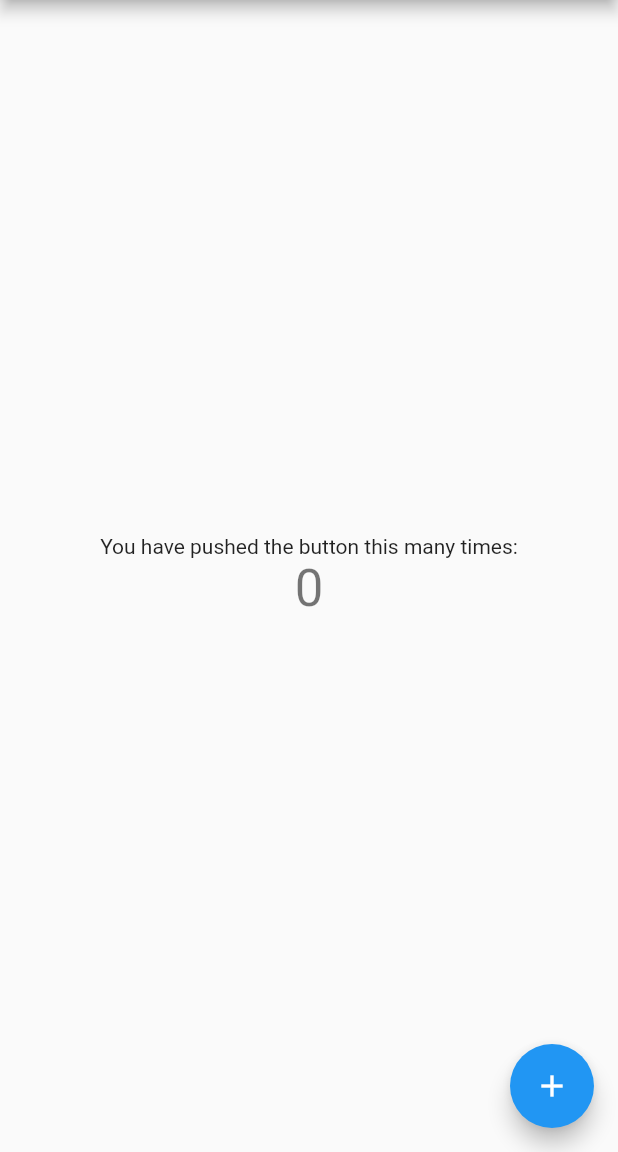
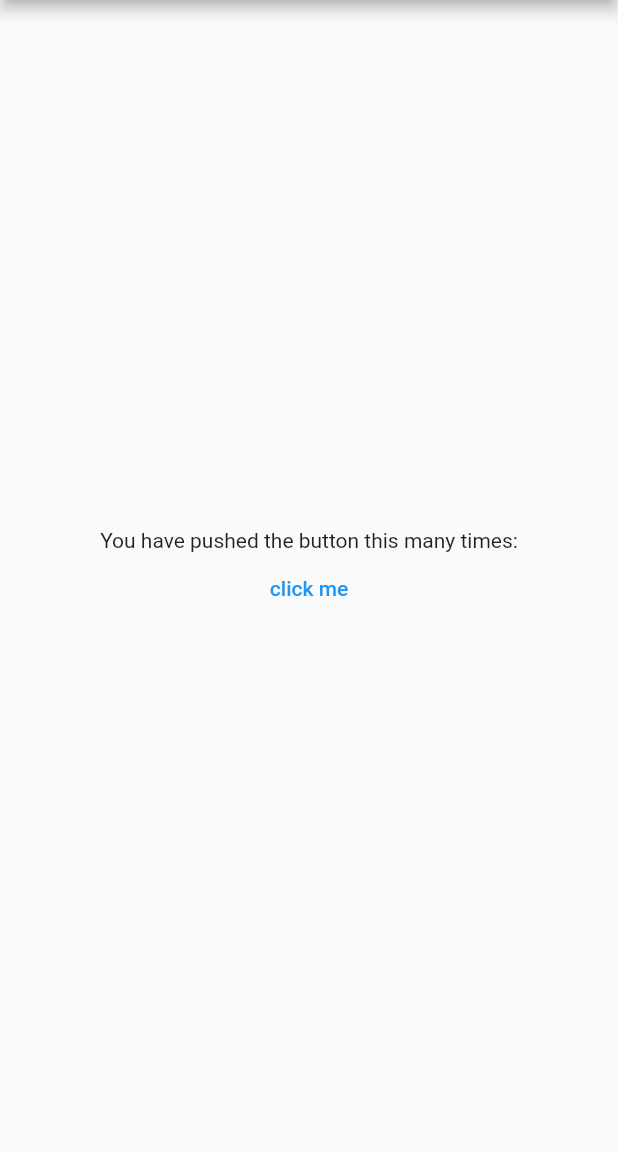
Before and after one commit to daniellekom/khandani-flutter, a Flutter app: the screen it shows after launch, on a phone screen of 412 x 824 dp, the part 84-1236 px from its top. Run offline on Flutter 3.47's test engine with Material 2 defaults, Android fonts, the phone set to English and light mode, and no system bars; our stand-ins replace bloc, firebase_core, flutter_bloc; accounts and stored records are empty.

```diff
--- /dev/null
+++ b/lib/bloc_example/bloc/testbloc_bloc.dart
@@ -0,0 +1,13 @@
+import 'package:bloc/bloc.dart';
+import 'package:meta/meta.dart';
+
+part 'testbloc_event.dart';
+part 'testbloc_state.dart';
+
+class TestblocBloc extends Bloc<TestblocEvent, TestblocState> {
+  TestblocBloc() : super(TestblocInitial()) {
+    on<TestblocEvent>((event, emit) {
+
+    });
+  }
+}
--- /dev/null
+++ b/lib/bloc_example/bloc/testbloc_event.dart
@@ -0,0 +1,4 @@
+part of 'testbloc_bloc.dart';
+
+@immutable
+abstract class TestblocEvent {}
--- /dev/null
+++ b/lib/bloc_example/bloc/testbloc_state.dart
@@ -0,0 +1,6 @@
+part of 'testbloc_bloc.dart';
+
+@immutable
+abstract class TestblocState {}
+
+class TestblocInitial extends TestblocState {}
--- a/lib/main.dart
+++ b/lib/main.dart
@@ -1,5 +1,8 @@
+import 'package:auth/bloc_example/bloc/testbloc_bloc.dart';
+import 'package:auth/screens/secondScreen.dart';
 import 'package:flutter/material.dart';
 import 'package:firebase_core/firebase_core.dart';
+import 'package:flutter_bloc/flutter_bloc.dart';
 
 void main() async {
   WidgetsFlutterBinding.ensureInitialized();
@@ -16,17 +19,16 @@ class MyApp extends StatelessWidget {
     return MaterialApp(
       title: 'Flutter Demo',
       theme: ThemeData(
-
         primarySwatch: Colors.blue,
       ),
       home: const MyHomePage(title: 'Flutter Demo Home Page'),
     );
+
   }
 }
 
 class MyHomePage extends StatefulWidget {
   const MyHomePage({Key? key, required this.title}) : super(key: key);
-
 
   final String title;
 
@@ -35,41 +37,33 @@ class MyHomePage extends StatefulWidget {
 }
 
 class _MyHomePageState extends State<MyHomePage> {
-  int _counter = 0;
-
-  void _incrementCounter() {
-    setState(() {
-      _counter++;
-    });
-  }
-
   @override
   Widget build(BuildContext context) {
-    return Scaffold(
+    return BlocProvider<TestblocBloc>(
+      create: (context) => TestblocBloc(),
+      child: Scaffold(
         appBar: AppBar(
-
           title: Text(widget.title),
         ),
         body: Center(
           child: Column(
-
             mainAxisAlignment: MainAxisAlignment.center,
-          children: <Widget>[
+            children:  <Widget>[
               const Text(
                 'You have pushed the button this many times:',
               ),
-            Text(
-              '$_counter',
-              style: Theme.of(context).textTheme.headline4,
-            ),
+              TextButton(onPressed: (){
+                  Navigator.of(context).push (MaterialPageRoute(builder: (context) {
+                   return const SecondScreen();
+                  },));
+                // Navigator.of(context).pop();
+              },
+              child: const Text ('click me'))
             ],
           ),
         ),
-      floatingActionButton: FloatingActionButton(
-        onPressed: _incrementCounter,
-        tooltip: 'Increment',
-        child: const Icon(Icons.add),
-      ), // This trailing comma makes auto-formatting nicer for build methods.
+        // This trailing comma makes auto-formatting nicer for build methods.
+      ),
     );
   }
 }
--- a/pubspec.yaml
+++ b/pubspec.yaml
@@ -37,6 +37,8 @@ dependencies:
   firebase_core: ^1.16.0
   cloud_firestore: ^3.1.14
   firebase_auth: ^3.3.17
+  flutter_bloc: ^8.0.1
+  bloc: ^8.0.3
 
 dev_dependencies:
   flutter_test:
```
Also changed, not shown: lib/screens/secondScreen.dart (added, +25 -0 lines), pubspec.lock. Lines whose indentation alone changed are shown as unchanged.
